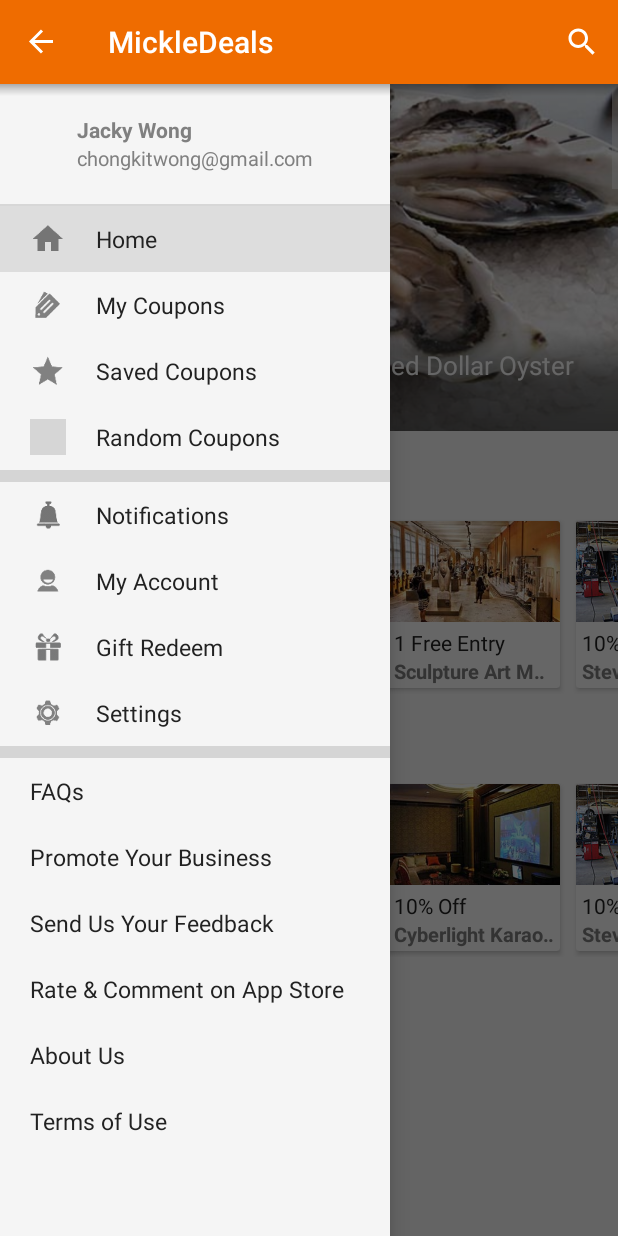
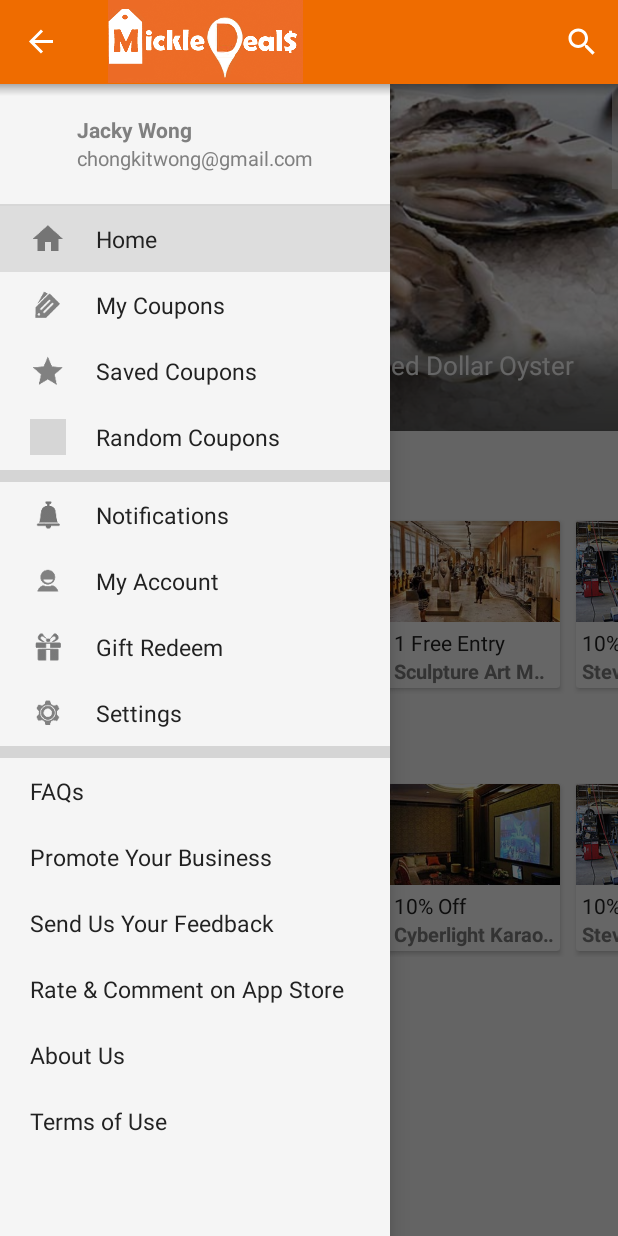
Before and after one commit to KARTIK01/ProjectM-android, an Android app: the screen it shows after launch (HomeActivity), with the side drawer open, on a phone screen of 412 x 824 dp. Run offline under Robolectric (Android 15) with nearby library versions, the phone set to English and light mode, and no system bars; 3 statements that could not run were skipped; grey boxes are pictures that could not be loaded.

```diff
--- a/app/src/main/java/com/mickledeals/activities/HomeActivity.java
+++ b/app/src/main/java/com/mickledeals/activities/HomeActivity.java
@@ -12,11 +12,11 @@ import android.support.v7.widget.SearchView;
 import android.util.Log;
 import android.view.Menu;
 import android.view.MenuItem;
-import android.view.View;
 
 import com.mickledeals.R;
 import com.mickledeals.bean.NavMenuItem;
 import com.mickledeals.datamodel.DataListModel;
+import com.mickledeals.fragments.BaseFragment;
 import com.mickledeals.fragments.NavigationDrawerFragment;
 import com.mickledeals.tests.TestDataHolder;
 import com.mickledeals.utils.DLog;
@@ -113,18 +113,20 @@ public class HomeActivity extends BaseActivity
     @Override
     public void onDrawerOpen() {
         if (mToolBar != null) {
-            mToolBar.findViewById(R.id.sliding_tabs).setVisibility(View.GONE);
-            mToolBar.setTitle(getString(R.string.app_name));
+//            mToolBar.findViewById(R.id.sliding_tabs).setVisibility(View.GONE);
+            mToolBar.setTitle("");
+//            mToolBar.findViewById(R.id.toolbar_logo).setVisibility(View.VISIBLE);
         }
     }
 
     private void resetTitle() {
         if (mToolBar != null) {
             if (mCurrentPosition == 0) {
-                mToolBar.findViewById(R.id.sliding_tabs).setVisibility(View.VISIBLE);
+//                mToolBar.findViewById(R.id.sliding_tabs).setVisibility(View.VISIBLE);
             } else {
                 mToolBar.setTitle(mTitle);
             }
+//            mToolBar.findViewById(R.id.toolbar_logo).setVisibility(View.GONE);
         }
     }
 
@@ -144,9 +146,9 @@ public class HomeActivity extends BaseActivity
             }
         } else if (Fragment.class.isAssignableFrom(navClass)) {
             if (mCurrentPosition == position) return;
+            Fragment oldFragment = getSupportFragmentManager().findFragmentByTag(mTitle.toString());
+            ((BaseFragment)oldFragment).onFragmentPaused();
             mTitle = getString(item.getTitleRes());
-            //onBack stack changed should already handled
-//            if (mNavigationDrawerFragment != null) mNavigationDrawerFragment.resetMenuRowBg(position);
 
             for (int i = 0; i < getSupportFragmentManager().getBackStackEntryCount() ; i++) {
                 String  name = getSupportFragmentManager().getBackStackEntryAt(i).getName();
@@ -230,4 +232,20 @@ public class HomeActivity extends BaseActivity
 
         return super.onOptionsItemSelected(item);
     }
+
+    @Override
+    public void onBackPressed() {
+//        String name = null;
+//        int count = getSupportFragmentManager().getBackStackEntryCount();
+//        if (count == 0) name = "Home";
+//        else {
+//            name = getSupportFragmentManager().getBackStackEntryAt(count - 1).getName();
+//            String[] tokens = name.split("\\|");
+//            name = tokens[2]; //get the tag
+//        }
+        Fragment fragment = getSupportFragmentManager().findFragmentByTag(mTitle.toString());
+        if (!((BaseFragment)fragment).handleBackPressed()) { //if handleBackPressed not consume
+            super.onBackPressed();
+        }
+    }
 }
--- a/app/src/main/java/com/mickledeals/fragments/BaseFragment.java
+++ b/app/src/main/java/com/mickledeals/fragments/BaseFragment.java
@@ -14,7 +14,7 @@ import com.mickledeals.activities.BaseActivity;
 /**
  * Created by Nicky on 11/28/2014.
  */
-public abstract class BaseFragment extends Fragment{
+public abstract class BaseFragment extends Fragment {
 
     protected Context mContext;
     private int mTitleRes;
@@ -31,20 +31,14 @@ public abstract class BaseFragment extends Fragment{
     }
 
     public Toolbar getToolBar() {
-        return ((BaseActivity)getActivity()).getToolBar();
+        return ((BaseActivity) getActivity()).getToolBar();
     }
 
-    public void setTitleRes(int titleRes) {
-        mTitleRes = titleRes;
+    public boolean handleBackPressed() {
+        return false;
     }
 
-    @Override
-    public void onStart() {
-        super.onStart();
-//        if (mTitleRes != 0) {
-//            Toolbar toolbar = getToolBar();
-//            toolbar.setTitle(mTitleRes);
-//            toolbar.findViewById(R.id.sliding_tabs).setVisibility(View.GONE);
-//        }
+    public void onFragmentPaused() {
+
     }
 }
--- a/app/src/main/java/com/mickledeals/fragments/HomeFragment.java
+++ b/app/src/main/java/com/mickledeals/fragments/HomeFragment.java
@@ -25,6 +25,7 @@ public class HomeFragment extends BaseFragment {
     private static final int NUM_TABS = 2;
     private SlidingTabLayout mSlidingTabLayout;
     private ViewPager mViewPager;
+    private BaseFragment[] mFragments = new BaseFragment[2];
 
     @Override
     public View onCreateView(LayoutInflater inflater, ViewGroup container,
@@ -112,10 +113,22 @@ public class HomeFragment extends BaseFragment {
         @Override
         public Fragment getItem(int position) {
             DLog.d(this, "Home Pager getItem()");
-            if (position == 0) return new NearbyFragment();
-            else if (position == 1) return new FeaturedFragment();
+            if (position == 0) {
+                BaseFragment fragment = new NearbyFragment();
+                mFragments[0] = fragment;
+                return fragment;
+            }
+            else if (position == 1) {
+                BaseFragment fragment = new FeaturedFragment();
+                mFragments[1] = fragment;
+                return fragment;
+            }
             else throw new IllegalArgumentException("Invalid position");
         }
     }
 
+    @Override
+    public boolean handleBackPressed() {
+        return mFragments[mViewPager.getCurrentItem()].handleBackPressed();
+    }
 }
--- a/app/src/main/java/com/mickledeals/fragments/NavigationDrawerFragment.java
+++ b/app/src/main/java/com/mickledeals/fragments/NavigationDrawerFragment.java
@@ -238,7 +238,10 @@ public class NavigationDrawerFragment extends BaseFragment {
                         mPendingActivityIntent = null;
                     }
                 }
-
+                if (mToolbar != null) {
+                    mToolbar.findViewById(R.id.toolbar_logo).setAlpha(slideOffset);
+                    mToolbar.findViewById(R.id.sliding_tabs).setAlpha((1 - slideOffset * 1.3f));
+                }
                 super.onDrawerSlide(drawerView, slideOffset);
             }
 
--- a/app/src/main/java/com/mickledeals/fragments/NearbyFragment.java
+++ b/app/src/main/java/com/mickledeals/fragments/NearbyFragment.java
@@ -3,11 +3,9 @@ package com.mickledeals.fragments;
 import android.graphics.Rect;
 import android.os.Bundle;
 import android.support.annotation.Nullable;
-import android.support.v4.app.FragmentManager;
 import android.support.v7.widget.DefaultItemAnimator;
 import android.support.v7.widget.GridLayoutManager;
 import android.support.v7.widget.RecyclerView;
-import android.view.KeyEvent;
 import android.view.LayoutInflater;
 import android.view.View;
 import android.view.ViewGroup;
@@ -20,7 +18,6 @@ import android.widget.TextView;
 
 import com.google.android.gms.maps.CameraUpdateFactory;
 import com.google.android.gms.maps.GoogleMap;
-import com.google.android.gms.maps.MapView;
 import com.google.android.gms.maps.OnMapReadyCallback;
 import com.google.android.gms.maps.SupportMapFragment;
 import com.google.android.gms.maps.model.BitmapDescriptor;
@@ -51,14 +48,12 @@ public class NearbyFragment extends BaseFragment implements AdapterView.OnItemSe
     private ImageView mMapToggleView;
     private FrameLayout mMapContainer;
     private SupportMapFragment mMapFragment;
-    private MapView mMapView;
     private GoogleMap mMap;
     private HashMap<Marker, Integer> mMarkersHashMap = new HashMap<Marker, Integer>();
-    private MarkerOptions mSelectedMarkerOptions;
-    private Marker mSelectedMarker;
     private BitmapDescriptor mPinBitmap;
+    private List<TestDataHolder> mNearbyList;
+    private boolean mNeedPopularMapOverlays;
 
-    private List<TestDataHolder> mNearbyList;
 
     @Override
     public void onCreate(Bundle savedInstanceState) {
@@ -130,53 +125,21 @@ public class NearbyFragment extends BaseFragment implements AdapterView.OnItemSe
             public void onClick(View v) {
                 if (mNearbyRecyclerView.isShown()) {
                     if (mMapFragment == null) initMapView();
-                    if (!mMapFragment.isAdded()) addMapFragment();
                     showMap();
-
                 } else {
-                    hideMap();
-//                    hideMapFragment();
-//                    getActivity().getSupportFragmentManager().popBackStack();
-//                    removeMapFragment();
-                }
-            }
-        });
-        getActivity().getSupportFragmentManager().addOnBackStackChangedListener(new FragmentManager.OnBackStackChangedListener() {
-            @Override
-            public void onBackStackChanged() {
-                int count = getActivity().getSupportFragmentManager().getBackStackEntryCount();
-                if (count != 0) {
-                    String name = getActivity().getSupportFragmentManager().getBackStackEntryAt(count - 1).getName();
-                    if (!name.equals("map")) hideMap();
-                    else showMap();
-                } else {
-                    //is home, hideMap
                     hideMap();
                 }
             }
         });
-
     }
 
     @Override
-    public void onActivityCreated(@Nullable Bundle savedInstanceState) {
-        super.onActivityCreated(savedInstanceState);
-        getView().setFocusableInTouchMode(true);
-        getView().requestFocus();
-        getView().setOnKeyListener( new View.OnKeyListener()
-        {
-            @Override
-            public boolean onKey( View v, int keyCode, KeyEvent event )
-            {
-                if (event.getAction() == KeyEvent.ACTION_DOWN) {
-                    if (keyCode == KeyEvent.KEYCODE_BACK) {
-
-                        return true;
-                    }
-                }
-                return false;
-            }
-        } );
+    public boolean handleBackPressed() { //only get called when its current active fragment
+        if (!mNearbyRecyclerView.isShown()) {
+            hideMap();
+            return true;
+        }
+        return false;
     }
 
     private void hideMap() {
@@ -191,30 +154,18 @@ public class NearbyFragment extends BaseFragment implements AdapterView.OnItemSe
         mNearbyRecyclerView.setVisibility(View.GONE);
         mMapContainer.setVisibility(View.VISIBLE);
         if (mMapFragment != null && mMapFragment.isAdded()) mMapFragment.onResume();
+        if (mNeedPopularMapOverlays && mMap != null) popularMapOverlays(false);
     }
-//try to hide/show fragment
+
     private void addMapFragment() {
         android.support.v4.app.FragmentTransaction fragmentTransaction = getActivity().getSupportFragmentManager().beginTransaction();
         fragmentTransaction.add(R.id.mapContainer, mMapFragment);
-//        fragmentTransaction.addToBackStack("map");
-        fragmentTransaction.commit();
-    }
-
-    private void hideMapFragment() {
-        android.support.v4.app.FragmentTransaction fragmentTransaction = getActivity().getSupportFragmentManager().beginTransaction();
-        fragmentTransaction.detach(mMapFragment);
-        fragmentTransaction.commit();
-    }
-
-    private void showMapFragment() {
-        android.support.v4.app.FragmentTransaction fragmentTransaction = getActivity().getSupportFragmentManager().beginTransaction();
-        fragmentTransaction.attach(mMapFragment);
         fragmentTransaction.commit();
     }
 
     private void initMapView() {
-
         mMapFragment = SupportMapFragment.newInstance();
+        addMapFragment();
         mMapFragment.getMapAsync(new OnMapReadyCallback() {
             @Override
             public void onMapReady(GoogleMap googleMap) {
@@ -257,13 +208,13 @@ public class NearbyFragment extends BaseFragment implements AdapterView.OnItemSe
     }
 
     private void popularMapOverlays(boolean anim) {
+        mNeedPopularMapOverlays = false;
         mMap.clear();
         mMarkersHashMap.clear();
 
         LatLngBounds.Builder boundsBuilder = new LatLngBounds.Builder();
 
         for (int i = 0; i < mNearbyList.size(); i++) {
-//            if (cafe.getId().equals(selectedCafeId)) continue;
 
             TestDataHolder dataHolder = mNearbyList.get(i);
             LatLng ll = Utils.getLatLngFromDataHolder(dataHolder);
@@ -292,6 +243,7 @@ public class NearbyFragment extends BaseFragment implements AdapterView.OnItemSe
 
     @Override
     public void onItemSelected(AdapterView<?> parent, View view, int position, long id) {
+        mNeedPopularMapOverlays = true;
         if (parent == mCategorySpinner) {
             mNearbyList.clear();
             for (TestDataHolder holder : DataListModel.getInstance().getDataList().values()) {
@@ -301,6 +253,7 @@ public class NearbyFragment extends BaseFragment implements AdapterView.OnItemSe
             }
             mNearbyRecyclerView.getAdapter().notifyDataSetChanged();
         }
+        if (mMapContainer.isShown()) popularMapOverlays(true);
     }
 
     @Override
@@ -308,5 +261,8 @@ public class NearbyFragment extends BaseFragment implements AdapterView.OnItemSe
 
     }
 
-
+    @Override
+    public void onResume() {
+        super.onResume();
+    }
 }
--- a/app/src/main/res/layout/fragment_nearby.xml
+++ b/app/src/main/res/layout/fragment_nearby.xml
@@ -23,7 +23,8 @@
         <FrameLayout
             android:id="@+id/mapContainer"
             android:layout_width="match_parent"
-            android:layout_height="match_parent"/>
+            android:layout_height="match_parent"
+            android:visibility="gone"/>
 
         <include
             android:id="@+id/toolbarShadow"
--- a/app/src/main/res/layout/toolbar_with_tabs.xml
+++ b/app/src/main/res/layout/toolbar_with_tabs.xml
@@ -4,14 +4,27 @@
     xmlns:app="http://schemas.android.com/apk/res-auto"
     android:id="@+id/toolbar"
     android:layout_width="match_parent"
-    android:layout_height="wrap_content"
+    android:layout_height="56dp"
     android:background="?attr/colorPrimary"
     app:theme="@style/ThemeOverlay.AppCompat.Dark.ActionBar"
     app:popupTheme="@style/ThemeOverlay.AppCompat.Light">
+
+    <FrameLayout
+        android:layout_width="match_parent"
+        android:layout_height="match_parent">
 
     <com.mickledeals.views.SlidingTabLayout
         android:id="@+id/sliding_tabs"
         android:layout_width="match_parent"
         android:layout_height="wrap_content" />
 
+    <ImageView
+        android:id="@+id/toolbar_logo"
+        android:layout_width="wrap_content"
+        android:layout_height="wrap_content"
+        android:src="@drawable/full_logo"
+        android:alpha="0"/>
+
+    </FrameLayout>
+
     </android.support.v7.widget.Toolbar>
```
Also changed, not shown: app/src/main/res/drawable-xxhdpi/full_logo.png (added).
